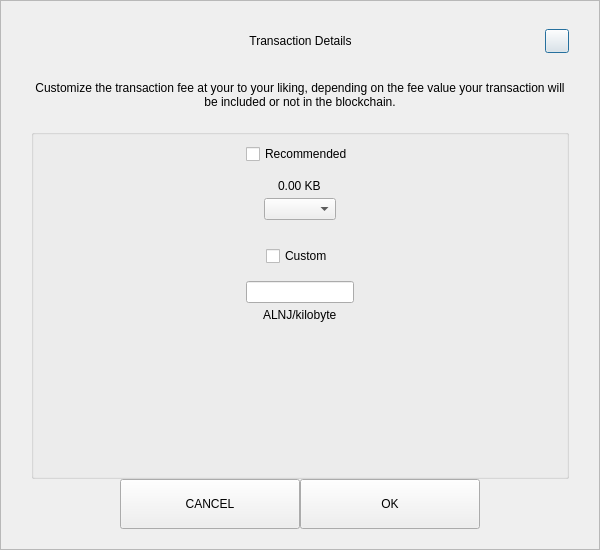
Before: the Qt Designer form src/qt/alnj/forms/sendcustomfeedialog.ui in Gh0st-N1njA/ALNJCoin, drawn with Qt 5.
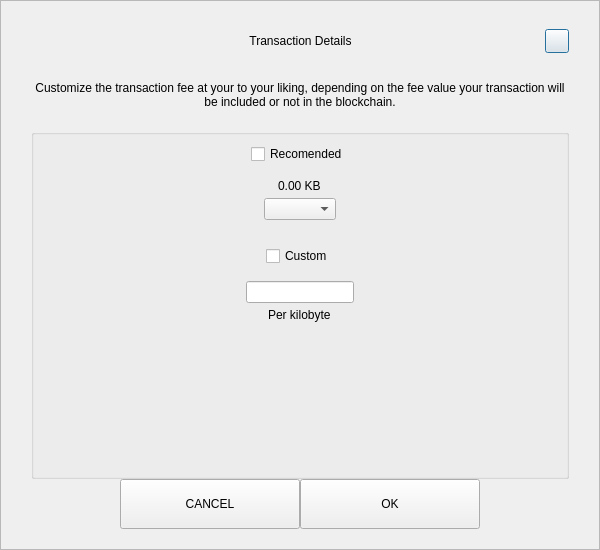
After: the same form once the commit is applied.

Commit message: ALNJ conversion

The edit to the form file:
```diff
--- a/src/qt/alnj/forms/sendcustomfeedialog.ui
+++ b/src/qt/alnj/forms/sendcustomfeedialog.ui
@@ -201,7 +201,7 @@
            <item alignment="Qt::AlignHCenter">
             <widget class="QCheckBox" name="checkBoxRecommended">
              <property name="text">
-              <string>Recommended</string>
+              <string>Recomended</string>
              </property>
             </widget>
            </item>
@@ -283,7 +283,7 @@
            <item alignment="Qt::AlignHCenter">
             <widget class="QLabel" name="labelCustomFee">
              <property name="text">
-              <string>ALNJ/kilobyte</string>
+              <string>Per kilobyte</string>
              </property>
             </widget>
            </item>
```
The commit also changes 981 other files.
